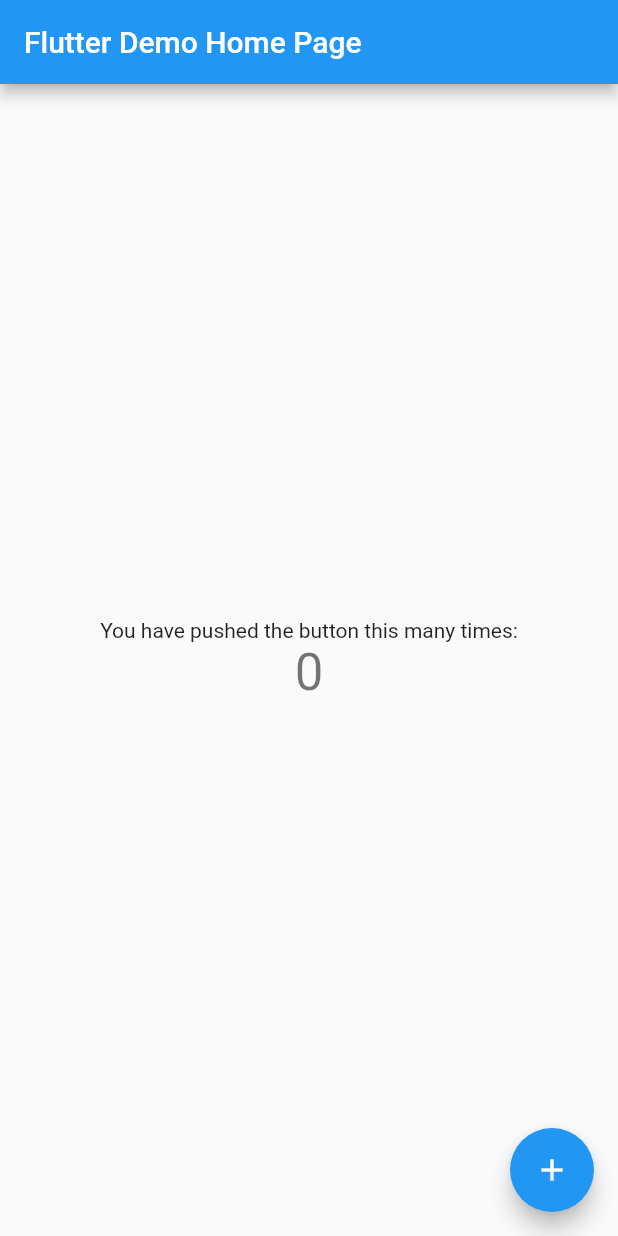
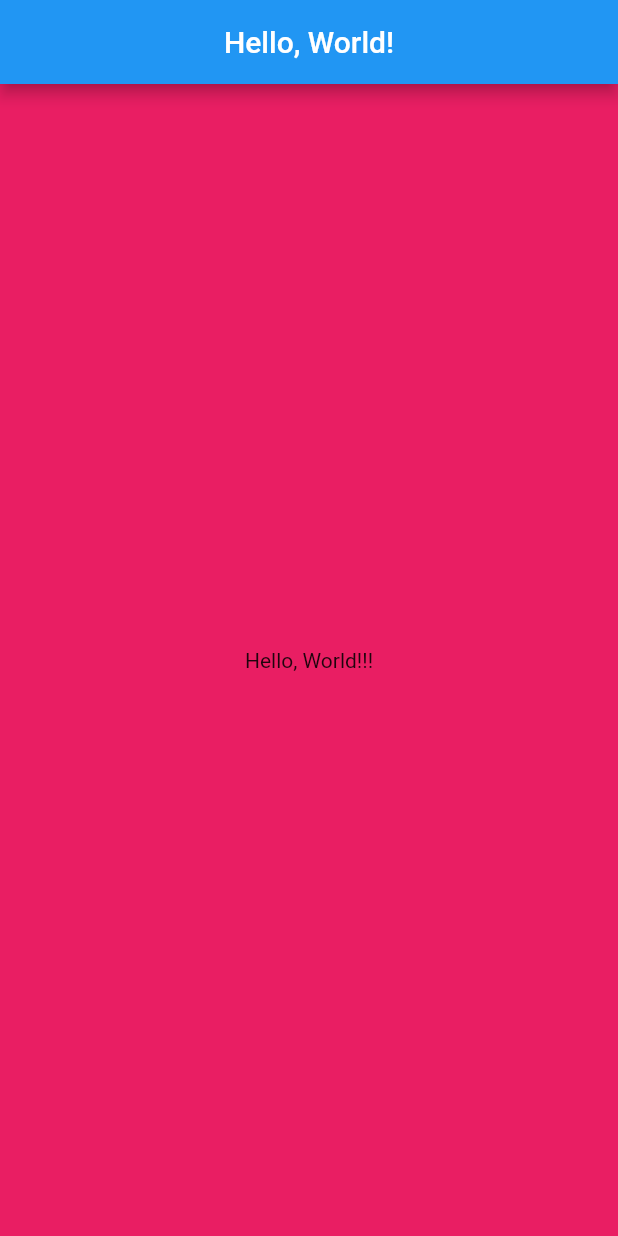
Before and after one commit to huynhminhvangit/flutter_01_hello_world, a Flutter app: the screen it shows after launch, on a phone screen of 412 x 824 dp. Run offline on Flutter 3.47's test engine with Material 2 defaults, Android fonts, the phone set to English and light mode, and no system bars.

Commit message:
hello world

```diff
--- a/lib/main.dart
+++ b/lib/main.dart
@@ -5,109 +5,38 @@
 }
 
 class MyApp extends StatelessWidget {
-  // This widget is the root of your application.
   @override
   Widget build(BuildContext context) {
     return MaterialApp(
-      title: 'Flutter Demo',
+      title: 'Hello, World!',
       theme: ThemeData(
-        // This is the theme of your application.
-        //
-        // Try running your application with "flutter run". You'll see the
-        // application has a blue toolbar. Then, without quitting the app, try
-        // changing the primarySwatch below to Colors.green and then invoke
-        // "hot reload" (press "r" in the console where you ran "flutter run",
-        // or simply save your changes to "hot reload" in a Flutter IDE).
-        // Notice that the counter didn't reset back to zero; the application
-        // is not restarted.
-        primarySwatch: Colors.blue,
+        primaryColor: Colors.blue,
       ),
-      home: MyHomePage(title: 'Flutter Demo Home Page'),
+      home: HomePage(),
     );
   }
 }
 
-class MyHomePage extends StatefulWidget {
-  MyHomePage({Key? key, required this.title}) : super(key: key);
-
-  // This widget is the home page of your application. It is stateful, meaning
-  // that it has a State object (defined below) that contains fields that affect
-  // how it looks.
-
-  // This class is the configuration for the state. It holds the values (in this
-  // case the title) provided by the parent (in this case the App widget) and
-  // used by the build method of the State. Fields in a Widget subclass are
-  // always marked "final".
-
-  final String title;
-
+class HomePage extends StatefulWidget {
   @override
-  _MyHomePageState createState() => _MyHomePageState();
+  _HomePageState createState() => _HomePageState();
 }
 
-class _MyHomePageState extends State<MyHomePage> {
-  int _counter = 0;
-
-  void _incrementCounter() {
-    setState(() {
-      // This call to setState tells the Flutter framework that something has
-      // changed in this State, which causes it to rerun the build method below
-      // so that the display can reflect the updated values. If we changed
-      // _counter without calling setState(), then the build method would not be
-      // called again, and so nothing would appear to happen.
-      _counter++;
-    });
-  }
-
+class _HomePageState extends State<HomePage> {
   @override
   Widget build(BuildContext context) {
-    // This method is rerun every time setState is called, for instance as done
-    // by the _incrementCounter method above.
-    //
-    // The Flutter framework has been optimized to make rerunning build methods
-    // fast, so that you can just rebuild anything that needs updating rather
-    // than having to individually change instances of widgets.
     return Scaffold(
       appBar: AppBar(
-        // Here we take the value from the MyHomePage object that was created by
-        // the App.build method, and use it to set our appbar title.
-        title: Text(widget.title),
+        title: Text('Hello, World!'),
+        centerTitle: true,
       ),
-      body: Center(
-        // Center is a layout widget. It takes a single child and positions it
-        // in the middle of the parent.
-        child: Column(
-          // Column is also a layout widget. It takes a list of children and
-          // arranges them vertically. By default, it sizes itself to fit its
-          // children horizontally, and tries to be as tall as its parent.
-          //
-          // Invoke "debug painting" (press "p" in the console, choose the
-          // "Toggle Debug Paint" action from the Flutter Inspector in Android
-          // Studio, or the "Toggle Debug Paint" command in Visual Studio Code)
-          // to see the wireframe for each widget.
-          //
-          // Column has various properties to control how it sizes itself and
-          // how it positions its children. Here we use mainAxisAlignment to
-          // center the children vertically; the main axis here is the vertical
-          // axis because Columns are vertical (the cross axis would be
-          // horizontal).
-          mainAxisAlignment: MainAxisAlignment.center,
-          children: <Widget>[
-            Text(
-              'You have pushed the button this many times:',
-            ),
-            Text(
-              '$_counter',
-              style: Theme.of(context).textTheme.headline4,
-            ),
-          ],
+      body: Container(
+        color: Colors.pink,
+        child: Align(
+          alignment: Alignment.center,
+          child: Text('Hello, World!!!'),
         ),
       ),
-      floatingActionButton: FloatingActionButton(
-        onPressed: _incrementCounter,
-        tooltip: 'Increment',
-        child: Icon(Icons.add),
-      ), // This trailing comma makes auto-formatting nicer for build methods.
     );
   }
 }
```
